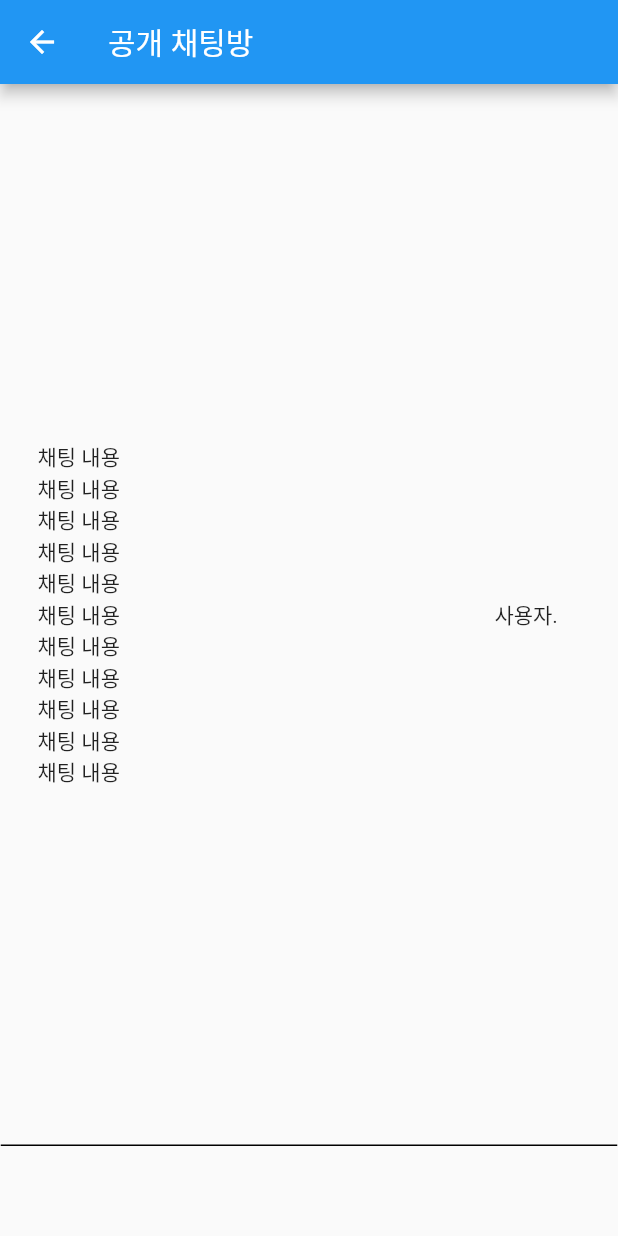
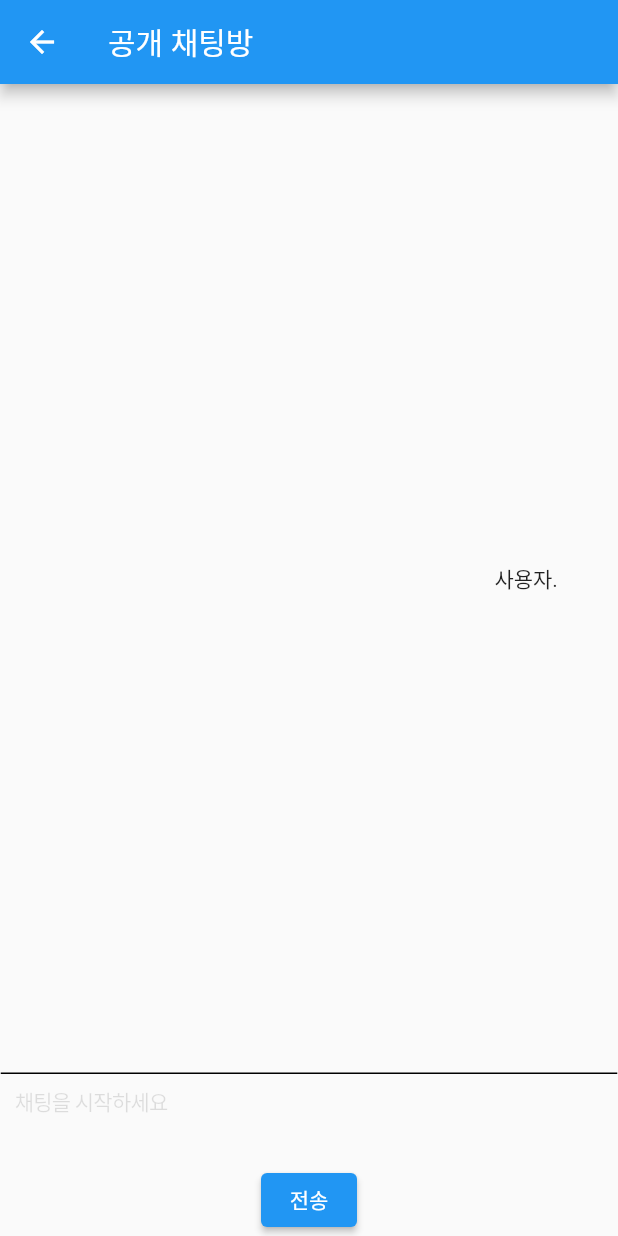
Before and after one commit to rudanton/balanceFriends, a Flutter app: the ChatPublic screen opened by its route, on a phone screen of 412 x 824 dp. Run offline on Flutter 3.47's test engine with Material 2 defaults, Android fonts, the phone set to English and light mode, and no system bars.

Commit message:
textField

```diff
--- a/lib/chat_public_screen.dart
+++ b/lib/chat_public_screen.dart
@@ -1,11 +1,22 @@
+import 'package:balance_friends/widget/text_feild.dart';
 import 'package:flutter/cupertino.dart';
 import 'package:flutter/material.dart';
 
-class ChatPublic extends StatefulWidget{
+class ChatPublic extends StatefulWidget {
   @override
   _ChatPublic createState() => _ChatPublic();
 }
-class _ChatPublic extends State<ChatPublic>{
+
+class _ChatPublic extends State<ChatPublic> {
+  late TextEditingController chatController;
+  List<String> chatLog = [""];
+
+  @override
+  void initState() {
+    chatController = TextEditingController();
+    super.initState();
+  }
+
   @override
   Widget build(BuildContext context) {
     // TODO: implement build
@@ -18,49 +29,64 @@ class _ChatPublic extends State<ChatPublic>{
           Expanded(
             child: Row(
               children: [
-                Flexible(child: SingleChildScrollView(
+                Flexible(
+                  child: SingleChildScrollView(
                       child: Padding(
                     padding: EdgeInsets.only(left: 25),
                     child: Column(
-                        mainAxisAlignment: MainAxisAlignment.end,
+                      mainAxisAlignment: MainAxisAlignment.spaceBetween,
                       crossAxisAlignment: CrossAxisAlignment.start,
-                        children: [
-                          Text('채팅 내용'),
-                          Text('채팅 내용'),
-                          Text('채팅 내용'),
-                          Text('채팅 내용'),
-                          Text('채팅 내용'),
-                          Text('채팅 내용'),
-                          Text('채팅 내용'),
-                          Text('채팅 내용'),
-                          Text('채팅 내용'),
-                          Text('채팅 내용'),
-                          Text('채팅 내용'),
-                        ],
+                      children:
+                      chatLog.map((e) => Text(e)).toList(),
                     ),
                   )),
                   flex: 4,
-                fit: FlexFit.tight,),
-                Flexible(child: SingleChildScrollView(
+                  fit: FlexFit.tight,
+                ),
+                Flexible(
+                  child: SingleChildScrollView(
                       child: Column(
                     children: [
                       Text('사용자.'),
                     ],
-                    )),flex: 1,),
-
+                  )),
+                  flex: 1,
+                ),
               ],
             ),
           ),
-          Container(height: 1,
-          decoration: BoxDecoration(
-            border: Border.all()
-          ),),
+          Container(
+            height: 1,
+            decoration: BoxDecoration(border: Border.all()),
+          ),
           Padding(
-            padding: const EdgeInsets.symmetric(vertical : 20.0),
-            child: Container(height: 20,),
-          )
+            padding: const EdgeInsets.symmetric(vertical: 20.0),
+            child:  Container(
+              height: 20,
+              child: CustomTextField(
+                  hasBorder: false,
+                  hinText: '채팅을 시작하세요',
+                  maxLines: 1,
+                  textEditingController: chatController,
+                  onSubmitted: OnSubmit),
+            ),
+
+          ),
+          Container(
+            child: ElevatedButton(
+                onPressed: () {
+                  OnSubmit(chatController.text);
+                },
+                child: Text('전송')),
+          ),
         ],
       ),
     );
   }
+
+  void OnSubmit(String text) {
+    chatLog.add(text);
+    chatController.text = "";
+    setState(() {});
   }
+}
--- a/lib/home_screen.dart
+++ b/lib/home_screen.dart
@@ -8,9 +8,9 @@ class HomeScreen extends StatefulWidget{
 }
 class _HomeScreen extends State<HomeScreen>
 {
+  String name = '사용자';
   @override
   Widget build(BuildContext context) {
-    // TODO: implement build
     return Scaffold(
       appBar: AppBar(
         title: Text("홈화면"),
@@ -27,11 +27,12 @@ class _HomeScreen extends State<HomeScreen>
                   height: 40,
                   decoration: BoxDecoration(
                       shape: BoxShape.circle,
-                      border: Border.all()
+                      border: Border.all(),
                   ),
+                  child: Image.network('https://swingbrowser.userecho.com/s/cache/b5/09/b5098d61f3ef34b35311456b08123897.png'),
                 ),
                 SizedBox(width: 20,),
-                Expanded(child: Text('사용자 님')),
+                Expanded(child: Text('$name 님')),
               ],
             ),
           ),
--- /dev/null
+++ b/lib/widget/text_feild.dart
@@ -0,0 +1,82 @@
+import 'dart:async';
+
+import 'package:flutter/material.dart';
+
+class CustomTextField extends StatefulWidget {
+  final String hinText;
+  final TextEditingController textEditingController;
+  final bool hasBorder;
+  final int? maxLines;
+  final Function(String)? onSubmitted;
+  final TextInputType? keyboardType;
+  const CustomTextField(
+      {Key? key,
+        this.keyboardType,
+        this.hinText = '',
+        required this.textEditingController,
+        this.hasBorder = true,
+        this.maxLines,
+        this.onSubmitted})
+      : super(key: key);
+  @override
+  _CustomTextFieldState createState() => _CustomTextFieldState();
+}
+
+class _CustomTextFieldState extends State<CustomTextField> {
+  late final StreamController<bool> activeStreamController;
+  @override
+  void initState() {
+    activeStreamController = StreamController();
+    widget.textEditingController
+      ..addListener(() {
+        activeStreamController.add(widget.textEditingController.text != '');
+      });
+    super.initState();
+  }
+
+  @override
+  Widget build(BuildContext context) {
+    return StreamBuilder<bool>(
+        stream: activeStreamController.stream,
+        initialData: false,
+        builder: (context, snapshot) {
+          bool isActive = snapshot.data!;
+          var color = Colors.grey;
+          return TextField(
+            maxLines: widget.maxLines,
+            onSubmitted: widget.onSubmitted,
+            keyboardType: widget.keyboardType,
+            decoration: InputDecoration(
+              isDense: true,
+              enabledBorder: widget.hasBorder
+                  ? OutlineInputBorder(
+                  borderRadius: BorderRadius.circular(8),
+                  borderSide: BorderSide(width: 1, color: color))
+                  : InputBorder.none,
+              border: widget.hasBorder
+                  ? OutlineInputBorder(
+                  borderRadius: BorderRadius.circular(8),
+                  borderSide: BorderSide(width: 1, color: color))
+                  : InputBorder.none,
+              focusedBorder: widget.hasBorder
+                  ? OutlineInputBorder(
+                  borderRadius: BorderRadius.circular(8),
+                  borderSide: BorderSide(
+                    width: 1,
+                    color: Colors.black,
+                  ))
+                  : InputBorder.none,
+              hoverColor: Colors.black,
+              focusColor: Colors.black,
+              contentPadding:
+              EdgeInsets.symmetric(vertical: 12, horizontal: 10),
+              hintText: widget.hinText,
+              hintStyle: TextStyle(fontSize: 14, letterSpacing: -0.5, color: Colors.black12),
+            ),
+            autocorrect: false,
+            style: const TextStyle(fontSize: 14, letterSpacing: -0.5),
+            controller: widget.textEditingController,
+          );
+        });
+  }
+}
```
Lines whose indentation alone changed are shown as unchanged.
